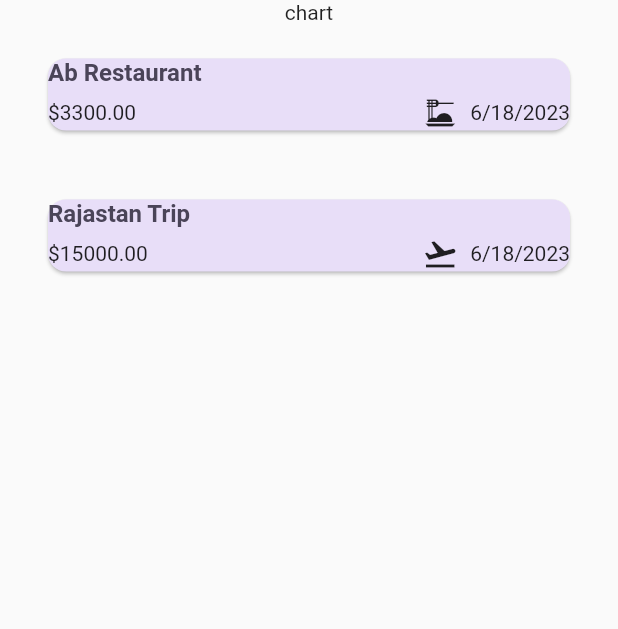
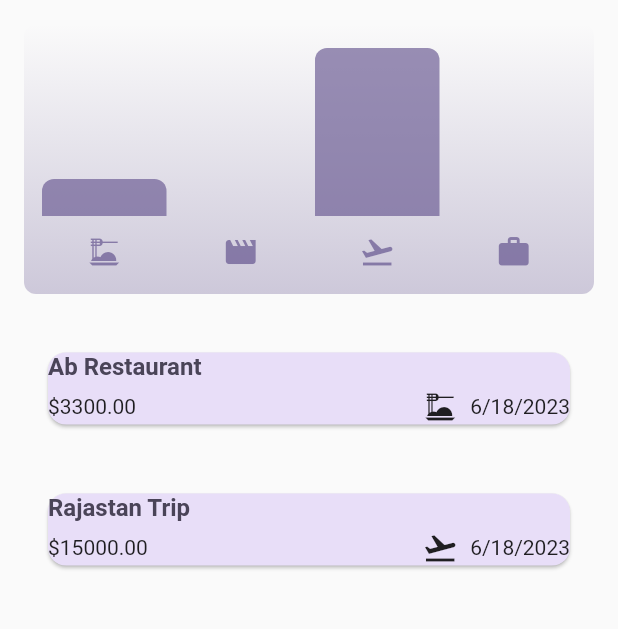
Before and after one commit to rafshin978/Expense_Tracker, a Flutter app: the screen it shows after launch, on a phone screen of 412 x 824 dp, the part 84-713 px from its top. Run offline on Flutter 3.47's test engine with Material 2 defaults, Android fonts, the phone set to English and light mode, and no system bars.

Commit message:
Complete chartbar

```diff
--- a/lib/model/expenses.dart
+++ b/lib/model/expenses.dart
@@ -2,33 +2,57 @@ import 'package:flutter/material.dart';
 import 'package:uuid/uuid.dart';
 import 'package:intl/intl.dart';
 
- const  uuid = Uuid();
+const uuid = Uuid();
 
 final formated = DateFormat.yMd();
 
- enum Category {food,travel,leisure,work}
+enum Category { food, travel, leisure, work }
 
 const categoryIcon = {
-    Category.food : Icons.dinner_dining,
-    Category.travel : Icons.flight_takeoff,
-    Category.leisure : Icons.movie,
-    Category.work : Icons.work,
+  Category.food: Icons.dinner_dining,
+  Category.travel: Icons.flight_takeoff,
+  Category.leisure: Icons.movie,
+  Category.work: Icons.work,
 };
 
 class Expenses {
-  Expenses({
-    required this.title,
+  Expenses(
+      {required this.title,
       required this.amount,
       required this.date,
-    required this.category}) : id = uuid.v4();
+      required this.category})
+      : id = uuid.v4();
 
   final String id;
   final String title;
   final double amount;
   final DateTime date;
   final Category category;
-String get formattedDate{
+  String get formattedDate {
     return formated.format(date);
   }
+}
 
+class ExpenseBucket {
+  ExpenseBucket({
+    required this.category,
+    required this.expense,
+  });
+
+  ExpenseBucket.forCategory(List<Expenses> allExpenses, this.category)
+      : expense = allExpenses
+            .where((expense) => expense.category == category)
+            .toList();
+
+  final Category category;
+  final List<Expenses> expense;
+
+  double get totalExpenses {
+    double sum = 0;
+
+    for (final expenses in expense) {
+      sum += expenses.amount;
     }
+    return sum;
+  }
+}
--- /dev/null
+++ b/lib/widgets/chart/chart.dart
@@ -0,0 +1,95 @@
+import 'package:flutter/material.dart';
+
+import 'package:expense_tracker/widgets/chart/chart_bar.dart';
+import 'package:expense_tracker/model/expenses.dart';
+
+class Chart extends StatelessWidget {
+  const Chart({key, required this.expense}):super(key: key);
+
+  final List<Expenses> expense;
+
+  List<ExpenseBucket> get buckets {
+    return [
+      ExpenseBucket.forCategory(expense, Category.food),
+      ExpenseBucket.forCategory(expense, Category.leisure),
+      ExpenseBucket.forCategory(expense, Category.travel),
+      ExpenseBucket.forCategory(expense, Category.work),
+    ];
+  }
+
+  double get maxTotalExpense {
+    double maxTotalExpense = 0;
+
+    for (final bucket in buckets) {
+      if (bucket.totalExpenses > maxTotalExpense) {
+        maxTotalExpense = bucket.totalExpenses;
+      }
+    }
+
+    return maxTotalExpense;
+  }
+
+  @override
+  Widget build(BuildContext context) {
+    final isDarkMode =
+        MediaQuery.of(context).platformBrightness == Brightness.dark;
+    return Container(
+      margin: const EdgeInsets.all(16),
+      padding: const EdgeInsets.symmetric(
+        vertical: 16,
+        horizontal: 8,
+      ),
+      width: double.infinity,
+      height: 180,
+      decoration: BoxDecoration(
+        borderRadius: BorderRadius.circular(8),
+        gradient: LinearGradient(
+          colors: [
+            Theme.of(context).colorScheme.primary.withOpacity(0.3),
+            Theme.of(context).colorScheme.primary.withOpacity(0.0)
+          ],
+          begin: Alignment.bottomCenter,
+          end: Alignment.topCenter,
+        ),
+      ),
+      child: Column(
+        children: [
+          Expanded(
+            child: Row(
+              crossAxisAlignment: CrossAxisAlignment.end,
+              children: [
+                for (final bucket in buckets) // alternative to map()
+                  ChartBar(
+                    fill: bucket.totalExpenses == 0
+                        ? 0
+                        : bucket.totalExpenses / maxTotalExpense,
+                  )
+              ],
+            ),
+          ),
+          const SizedBox(height: 12),
+          Row(
+            children: buckets
+                .map(
+                  (bucket) => Expanded(
+                    child: Padding(
+                      padding: const EdgeInsets.symmetric(horizontal: 4),
+                      child: Icon(
+                        categoryIcon[bucket.category],
+                        color: isDarkMode
+                            ? Theme.of(context).colorScheme.secondary
+                            : Theme.of(context)
+                                .colorScheme
+                                .primary
+                                .withOpacity(0.7),
+                      ),
+                    ),
+                  ),
+                )
+                .toList(),
+          )
+        ],
+      ),
+    );
+  }
+}
--- /dev/null
+++ b/lib/widgets/chart/chart_bar.dart
@@ -0,0 +1,34 @@
+import 'package:flutter/material.dart';
+
+class ChartBar extends StatelessWidget {
+  const ChartBar({
+    key,
+    required this.fill,
+  }):super(key: key);
+
+  final double fill;
+
+  @override
+  Widget build(BuildContext context) {
+    final isDarkMode =
+        MediaQuery.of(context).platformBrightness == Brightness.dark;
+    return Expanded(
+      child: Padding(
+        padding: const EdgeInsets.symmetric(horizontal: 4),
+        child: FractionallySizedBox(
+          heightFactor: fill,
+          child: DecoratedBox(
+            decoration: BoxDecoration(
+              shape: BoxShape.rectangle,
+              borderRadius:
+                  const BorderRadius.vertical(top: Radius.circular(8)),
+              color: isDarkMode
+                  ? Theme.of(context).colorScheme.secondary
+                  : Theme.of(context).colorScheme.primary.withOpacity(0.65),
+            ),
+          ),
+        ),
+      ),
+    );
+  }
+}
--- a/lib/widgets/expense.dart
+++ b/lib/widgets/expense.dart
@@ -1,3 +1,4 @@
+import 'package:expense_tracker/widgets/chart/chart.dart';
 import 'package:expense_tracker/widgets/expense_list/expense_list.dart';
 import 'package:expense_tracker/model/expenses.dart';
 import 'package:expense_tracker/widgets/new_expense.dart';
@@ -82,7 +83,7 @@ class _ExpenseState extends State<Expense> {
       ),
       body: Column(
         children: [
-          const Text('chart'),
+          Chart(expense: _registeredExpenses),
           Expanded(child: mainContent),
         ],
       ),
```
Lines whose indentation alone changed are shown as unchanged.
